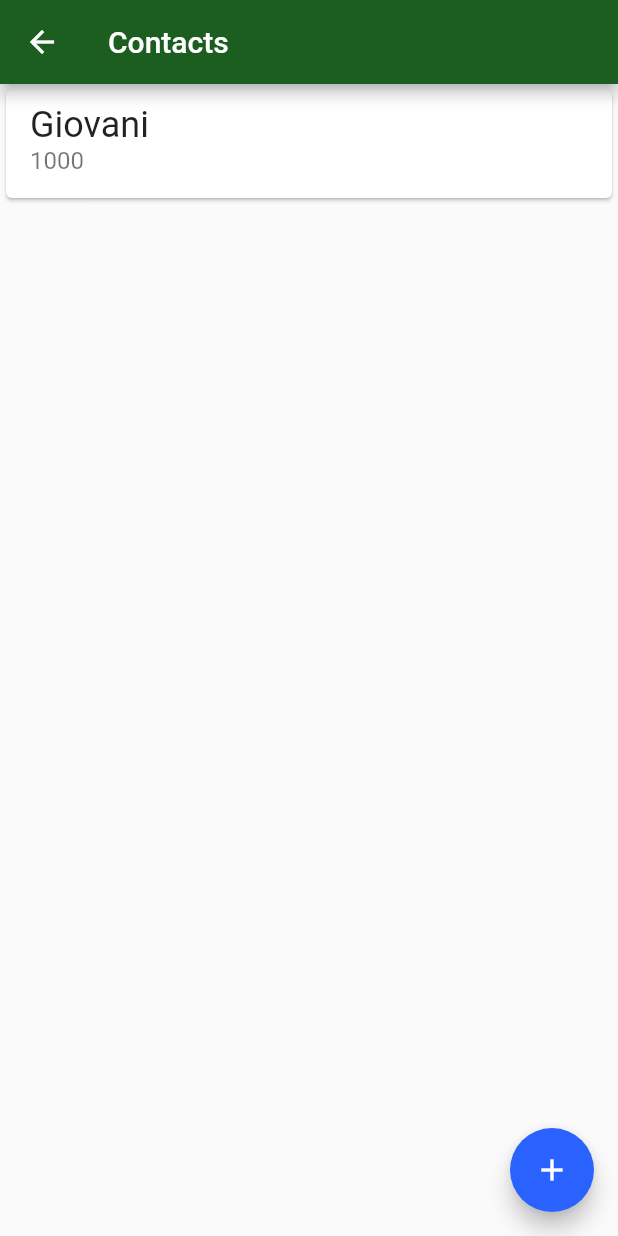
After one commit to ravoxy/bytebank2, a Flutter app: the screen it shows after launch, after a tap on "Contacts", on a phone screen of 412 x 824 dp. The commit adds this screen. Run offline on Flutter 3.47's test engine with Material 2 defaults, Android fonts, the phone set to English and light mode, and no system bars.

```diff
--- a/lib/main.dart
+++ b/lib/main.dart
@@ -1,3 +1,5 @@
+import 'package:bytebank/screens/contacts_list.dart';
+import 'package:bytebank/screens/dashboard.dart';
 import 'package:flutter/material.dart';
 
 void main() => runApp(BytebankApp());
@@ -18,51 +20,3 @@ class BytebankApp extends StatelessWidget {
     );
   }
 }
-
-class Dashboard extends StatelessWidget {
-  @override
-  Widget build(BuildContext context) {
-    return Scaffold(
-      appBar: AppBar(
-        title: Text('Dashboard'),
-      ),
-      body: Column(
-        mainAxisAlignment: MainAxisAlignment.spaceBetween,
-        crossAxisAlignment: CrossAxisAlignment.start,
-        children: <Widget>[
-          Padding(
-            padding: const EdgeInsets.all(8.0),
-            child: Image.asset('images/bytebank_logo.png'),
-          ),
-          Padding(
-            padding: const EdgeInsets.all(8.0),
-            child: Container(
-              padding: EdgeInsets.all(8.0),
-              height: 100,
-              width: 150,
-              color: Theme.of(context).primaryColor,
-              child: Column(
-                mainAxisAlignment: MainAxisAlignment.spaceBetween,
-                crossAxisAlignment: CrossAxisAlignment.start,
-                children: <Widget>[
-                  Icon(
-                    Icons.people,
-                    color: Colors.white,
-                    size: 24.0,
-                  ),
-                  Text(
-                    'Contacts',
-                    style: TextStyle(
-                      color: Colors.white,
-                      fontSize: 16.0,
-                    ),
-                  ),
-                ],
-              ),
-            ),
-          )
-        ],
-      ),
-    );
-  }
-}
--- /dev/null
+++ b/lib/screens/contacts_list.dart
@@ -0,0 +1,34 @@
+import 'package:flutter/material.dart';
+
+class ContactsList extends StatelessWidget {
+  @override
+  Widget build(BuildContext context) {
+    return Scaffold(
+      appBar: AppBar(
+        title: Text('Contacts'),
+      ),
+      body: ListView(
+        children: <Widget>[
+          Card(
+            child: ListTile(
+              title: Text(
+                'Giovani',
+                style: TextStyle(
+                  fontSize: 24.0,
+                ),
+              ),
+              subtitle: Text(
+                '1000',
+                style: TextStyle(fontSize: 16.0),
+              ),
+            ),
+          )
+        ],
+      ),
+      floatingActionButton: FloatingActionButton(
+        onPressed: () {},
+        child: Icon(Icons.add),
+      ),
+    );
+  }
+}
--- /dev/null
+++ b/lib/screens/dashboard.dart
@@ -0,0 +1,59 @@
+import 'package:bytebank/screens/contacts_list.dart';
+import 'package:flutter/material.dart';
+
+class Dashboard extends StatelessWidget {
+  @override
+  Widget build(BuildContext context) {
+    return Scaffold(
+      appBar: AppBar(
+        title: Text('Dashboard'),
+      ),
+      body: Column(
+        mainAxisAlignment: MainAxisAlignment.spaceBetween,
+        crossAxisAlignment: CrossAxisAlignment.start,
+        children: <Widget>[
+          Padding(
+            padding: const EdgeInsets.all(8.0),
+            child: Image.asset('images/bytebank_logo.png'),
+          ),
+          Padding(
+            padding: const EdgeInsets.all(8.0),
+            child: Material(
+              color: Theme.of(context).primaryColor,
+              child: InkWell(
+                onTap: () {
+                  Navigator.of(context).push(MaterialPageRoute(
+                    builder: (context) => ContactsList(),
+                  ));
+                },
+                child: Container(
+                  padding: EdgeInsets.all(8.0),
+                  height: 100,
+                  width: 150,
+                  child: Column(
+                    mainAxisAlignment: MainAxisAlignment.spaceBetween,
+                    crossAxisAlignment: CrossAxisAlignment.start,
+                    children: <Widget>[
+                      Icon(
+                        Icons.people,
+                        color: Colors.white,
+                        size: 24.0,
+                      ),
+                      Text(
+                        'Contacts',
+                        style: TextStyle(
+                          color: Colors.white,
+                          fontSize: 16.0,
+                        ),
+                      ),
+                    ],
+                  ),
+                ),
+              ),
+            ),
+          )
+        ],
+      ),
+    );
+  }
+}
```
